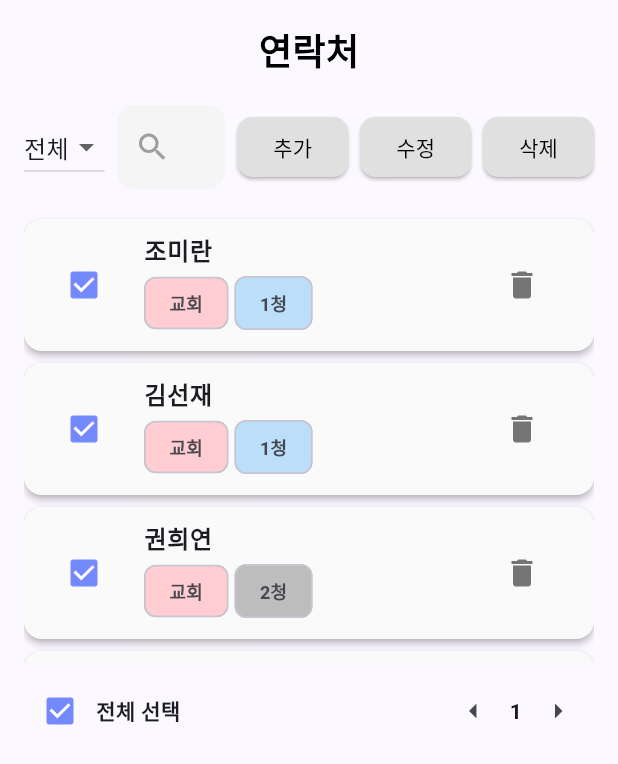
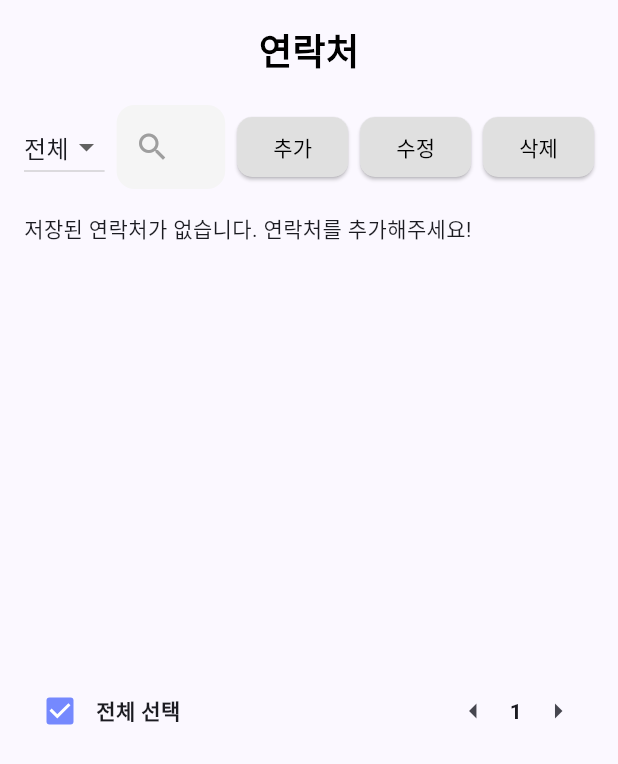
Before and after one commit to hanbit-dev/workText, a Flutter app: the ContactsScreen widget shown alone on an empty page, opened directly, on a phone screen of 412 x 824 dp. Shown: the top 764 px of the screen. Run offline on Flutter 3.47's test engine with Material 3 defaults, Android fonts, the phone set to English and light mode, and no system bars; our stand-ins replace firebase_auth, firebase_core; missing offline and left inert: kakao_flutter_sdk_common, kakao_flutter_sdk_user; accounts and stored records are empty; network calls fail; Roboto replaces fonts that are missing (Pretendard Variable); statements that could not run were skipped.

Commit message:
add: 서버에서 연락처 정보 불러오기
- 서버에서 연락처 정보 불러와서 연락처 목록 표시

```diff
--- a/lib/screens/contacts_screen.dart
+++ b/lib/screens/contacts_screen.dart
@@ -312,7 +312,10 @@ class _ContactsScreenState extends State<ContactsScreen> {
               ),
               SizedBox(width: 8),
               ElevatedButton(
-                onPressed: () {},
+                onPressed: () => {
+                  // friendsService.add("홍길동")
+                  //TODO: 연락처 추가
+                },
                 style: ElevatedButton.styleFrom(
                   backgroundColor: Colors.grey[300],
                   shape: RoundedRectangleBorder(borderRadius: BorderRadius.circular(10)),
@@ -321,7 +324,9 @@ class _ContactsScreenState extends State<ContactsScreen> {
               ),
               SizedBox(width: 8),
               ElevatedButton(
-                onPressed: () {},
+                onPressed: () => {
+                  //TODO: 연락처 수정
+                },
                 style: ElevatedButton.styleFrom(
                   backgroundColor: Colors.grey[300],
                   shape: RoundedRectangleBorder(borderRadius: BorderRadius.circular(10)),
@@ -330,7 +335,9 @@ class _ContactsScreenState extends State<ContactsScreen> {
               ),
               SizedBox(width: 8),
               ElevatedButton(
-                onPressed: () {},
+                onPressed: () => {
+                  //TODO: 연락처 삭제
+                },
                 style: ElevatedButton.styleFrom(
                   backgroundColor: Colors.grey[300],
                   shape: RoundedRectangleBorder(borderRadius: BorderRadius.circular(10)),
@@ -342,10 +349,10 @@ class _ContactsScreenState extends State<ContactsScreen> {
           SizedBox(height: 16),
           Container(
             height: 300,
-            child: ListView.builder(
-              itemCount: contacts.length,
+            child: friends != null && friends.length > 0 ? ListView.builder(
+              itemCount: friends.length,
               itemBuilder: (context, index) {
-                final contact = contacts[index];
+                final friend = friends[index];
                 return Card(
                   color: Colors.grey[50],
                   elevation: 2,
@@ -358,23 +365,23 @@ class _ContactsScreenState extends State<ContactsScreen> {
                       checkColor: Colors.white,
                       activeColor: Colors.indigoAccent.withOpacity(0.8),
                     ),
-                    title: Text(contact["name"], style: TextStyle(fontWeight: FontWeight.bold)),
-                    subtitle: Row(
-                      children: contact["tags"].map<Widget>((tag) {
-                        return Padding(
-                          padding: const EdgeInsets.only(right: 4.0),
-                          child: Chip(
-                            label: Text(tag, style: TextStyle(fontSize: 12, fontWeight: FontWeight.bold)),
-                            backgroundColor: tag == "교회"
-                                ? Colors.red[100]
-                                : tag == "1청"
-                                ? Colors.blue[100]
-                                : Colors.grey[400],
-                          ),
-                        );
-                      }).toList(),
-                    ),
-                    onTap: () => _showContactDetails(context, contact), // 항목 클릭 시 팝업 호출
+                    title: Text(friend.friendNm, style: TextStyle(fontWeight: FontWeight.bold)),
+                    // subtitle: Row(
+                    //   children: friend["tags"].map<Widget>((tag) {
+                    //     return Padding(
+                    //       padding: const EdgeInsets.only(right: 4.0),
+                    //       child: Chip(
+                    //         label: Text(tag, style: TextStyle(fontSize: 12, fontWeight: FontWeight.bold)),
+                    //         backgroundColor: tag == "교회"
+                    //             ? Colors.red[100]
+                    //             : tag == "1청"
+                    //             ? Colors.blue[100]
+                    //             : Colors.grey[400],
+                    //       ),
+                    //     );
+                    //   }).toList(),
+                    // ),
+                    // onTap: () => _showContactDetails(friend, contact), // 항목 클릭 시 팝업 호출
                     trailing: IconButton(
                       icon: Icon(Icons.delete, color: Colors.grey[600]),
                       onPressed: () => _removeContact(index),
@@ -382,7 +389,7 @@ class _ContactsScreenState extends State<ContactsScreen> {
                   ),
                 );
               },
-            ),
+            ) : Text("저장된 연락처가 없습니다. 연락처를 추가해주세요!"),
           ),
           Padding(
             padding: const EdgeInsets.symmetric(vertical: 8.0),
```
